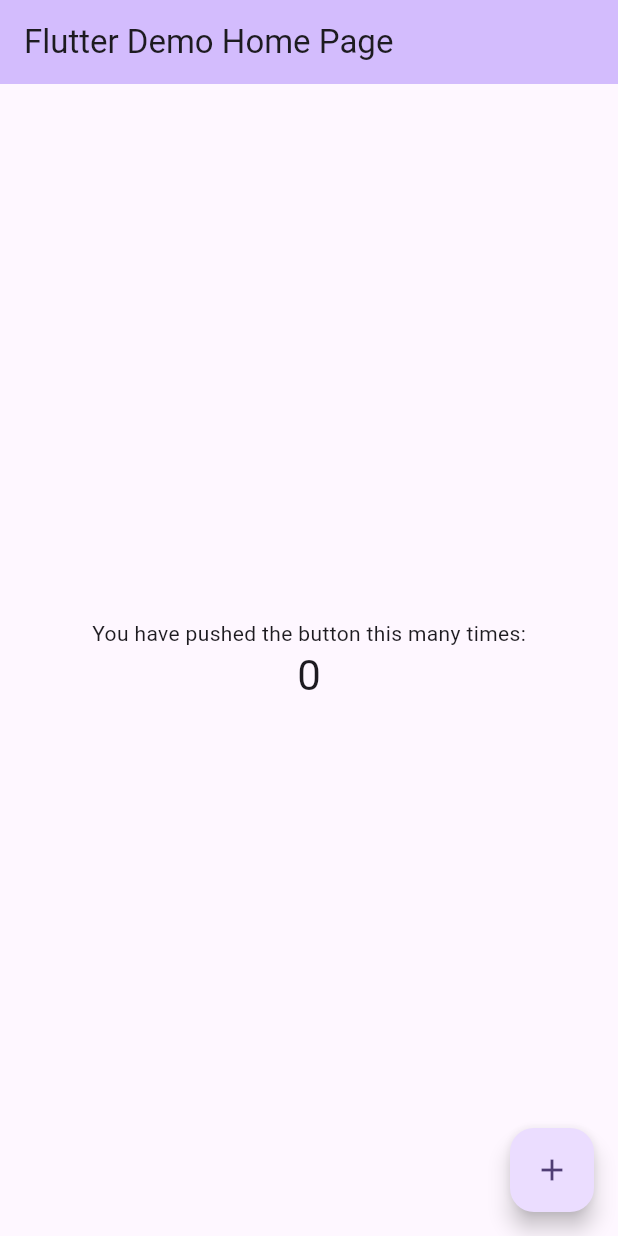
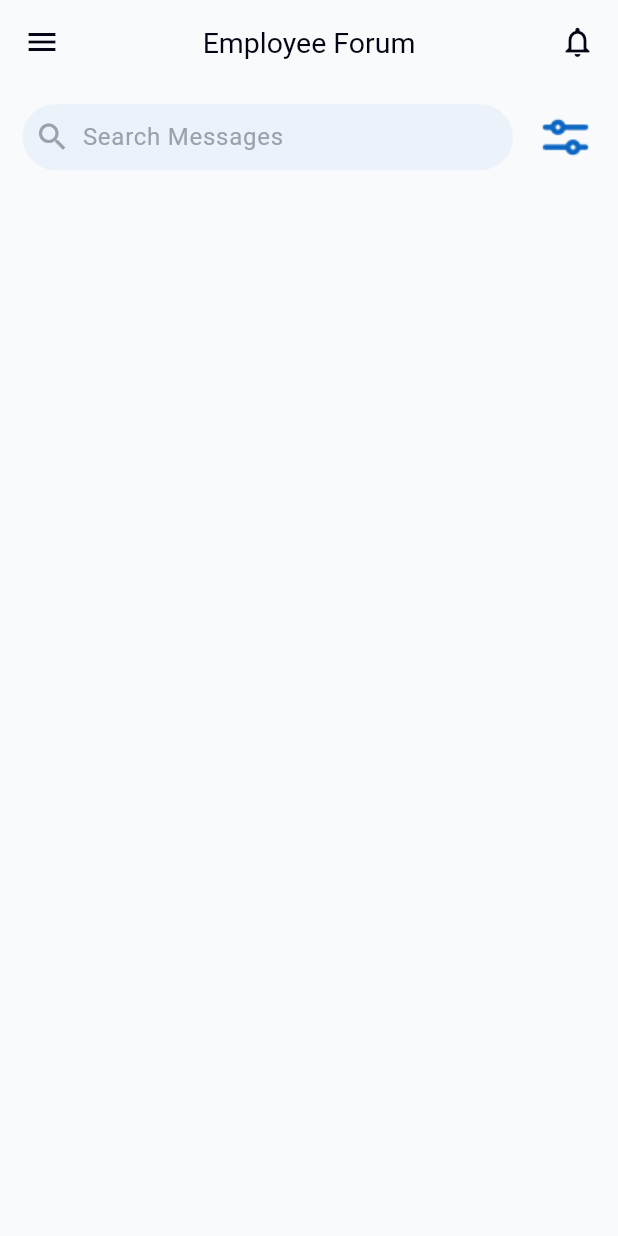
Before and after one commit to vedasjad/Employee-Forums, a Flutter app: the screen it shows after launch, on a phone screen of 412 x 824 dp. Run offline on Flutter 3.47's test engine with Material 2 defaults, Android fonts, the light colour scheme and no system bars.

Commit message:
AppBar and SearchBox Made

```diff
--- /dev/null
+++ b/lib/common/colors/colors.dart
@@ -0,0 +1,10 @@
+import 'package:flutter/material.dart';
+
+class AppColors {
+  static const Color white = Color(0xffF9FAFB);
+  static const Color grey = Color(0xffC6C4C4);
+  static const Color black = Color(0xff040415);
+  static const Color blue = Color(0xff0A66C2);
+  static const Color coldWhite = Color(0xffEBF2FA);
+  static const Color greyTextColor = Color(0xff99A2AD);
+}
--- /dev/null
+++ b/lib/common/themes/themes.dart
@@ -0,0 +1,31 @@
+import 'package:employee_forums/common/colors/colors.dart';
+import 'package:flutter/material.dart';
+
+class AppThemes {
+  static ThemeData light = ThemeData(
+    useMaterial3: true,
+    colorScheme: ColorScheme.fromSeed(seedColor: AppColors.white),
+    scaffoldBackgroundColor: AppColors.white,
+    appBarTheme: const AppBarTheme(
+      backgroundColor: AppColors.white,
+      centerTitle: true,
+      iconTheme: IconThemeData(
+        color: AppColors.black,
+      ),
+      titleTextStyle: TextStyle(
+        fontSize: 19,
+        color: AppColors.black,
+      ),
+    ),
+    searchBarTheme: const SearchBarThemeData(
+      backgroundColor: MaterialStatePropertyAll(AppColors.coldWhite),
+      textStyle: MaterialStatePropertyAll(
+        TextStyle(
+          color: AppColors.greyTextColor,
+        ),
+      ),
+      elevation: MaterialStatePropertyAll(0),
+      constraints: BoxConstraints(minHeight: 44, maxHeight: 44),
+    ),
+  );
+}
--- /dev/null
+++ b/lib/features/main/screens/main_screen.dart
@@ -0,0 +1,77 @@
+import 'package:employee_forums/common/colors/colors.dart';
+import 'package:flutter/material.dart';
+
+class MainScreen extends StatefulWidget {
+  const MainScreen({super.key});
+
+  @override
+  State<MainScreen> createState() => _MainScreenState();
+}
+
+class _MainScreenState extends State<MainScreen> {
+  @override
+  Widget build(BuildContext context) {
+    final screenHeight = MediaQuery.of(context).size.height;
+    return Scaffold(
+      appBar: AppBar(
+        leading: GestureDetector(
+          child: const Icon(
+            Icons.menu,
+          ),
+        ),
+        centerTitle: true,
+        title: const Text(
+          "Employee Forum",
+        ),
+        actions: [
+          GestureDetector(
+            child: const Padding(
+              padding: EdgeInsets.symmetric(horizontal: 15),
+              child: Icon(
+                Icons.notifications_none_outlined,
+              ),
+            ),
+          ),
+        ],
+      ),
+      body: SingleChildScrollView(
+        child: Column(
+          children: [
+            Padding(
+              padding: const EdgeInsets.symmetric(horizontal: 15),
+              child: Row(
+                mainAxisSize: MainAxisSize.max,
+                children: [
+                  const Expanded(
+                    child: SearchBar(
+                      leading: Icon(
+                        Icons.search,
+                        color: AppColors.greyTextColor,
+                      ),
+                      hintText: "Search Messages",
+                    ),
+                  ),
+                  GestureDetector(
+                    child: Padding(
+                      padding: const EdgeInsets.fromLTRB(15, 15, 0, 15),
+                      child: Image.asset(
+                        "assets/icons/filter.png",
+                      ),
+                    ),
+                  ),
+                ],
+              ),
+            ),
+            Container(
+              height: screenHeight * 0.4,
+              color: AppColors.white,
+              child: const Column(
+                children: [],
+              ),
+            )
+          ],
+        ),
+      ),
+    );
+  }
+}
--- a/lib/main.dart
+++ b/lib/main.dart
@@ -1,4 +1,7 @@
+import 'package:employee_forums/common/themes/themes.dart';
 import 'package:flutter/material.dart';
+
+import 'features/main/screens/main_screen.dart';
 
 void main() {
   runApp(const MyApp());
@@ -7,119 +10,12 @@ void main() {
 class MyApp extends StatelessWidget {
   const MyApp({super.key});
 
-  // This widget is the root of your application.
   @override
   Widget build(BuildContext context) {
     return MaterialApp(
-      title: 'Flutter Demo',
-      theme: ThemeData(
-        // This is the theme of your application.
-        //
-        // TRY THIS: Try running your application with "flutter run". You'll see
-        // the application has a blue toolbar. Then, without quitting the app,
-        // try changing the seedColor in the colorScheme below to Colors.green
-        // and then invoke "hot reload" (save your changes or press the "hot
-        // reload" button in a Flutter-supported IDE, or press "r" if you used
-        // the command line to start the app).
-        //
-        // Notice that the counter didn't reset back to zero; the application
-        // state is not lost during the reload. To reset the state, use hot
-        // restart instead.
-        //
-        // This works for code too, not just values: Most code changes can be
-        // tested with just a hot reload.
-        colorScheme: ColorScheme.fromSeed(seedColor: Colors.deepPurple),
-        useMaterial3: true,
-      ),
-      home: const MyHomePage(title: 'Flutter Demo Home Page'),
+      debugShowCheckedModeBanner: false,
+      theme: AppThemes.light,
+      home: const MainScreen(),
     );
   }
 }
-
-class MyHomePage extends StatefulWidget {
-  const MyHomePage({super.key, required this.title});
-
-  // This widget is the home page of your application. It is stateful, meaning
-  // that it has a State object (defined below) that contains fields that affect
-  // how it looks.
-
-  // This class is the configuration for the state. It holds the values (in this
-  // case the title) provided by the parent (in this case the App widget) and
-  // used by the build method of the State. Fields in a Widget subclass are
-  // always marked "final".
-
-  final String title;
-
-  @override
-  State<MyHomePage> createState() => _MyHomePageState();
-}
-
-class _MyHomePageState extends State<MyHomePage> {
-  int _counter = 0;
-
-  void _incrementCounter() {
-    setState(() {
-      // This call to setState tells the Flutter framework that something has
-      // changed in this State, which causes it to rerun the build method below
-      // so that the display can reflect the updated values. If we changed
-      // _counter without calling setState(), then the build method would not be
-      // called again, and so nothing would appear to happen.
-      _counter++;
-    });
-  }
-
-  @override
-  Widget build(BuildContext context) {
-    // This method is rerun every time setState is called, for instance as done
-    // by the _incrementCounter method above.
-    //
-    // The Flutter framework has been optimized to make rerunning build methods
-    // fast, so that you can just rebuild anything that needs updating rather
-    // than having to individually change instances of widgets.
-    return Scaffold(
-      appBar: AppBar(
-        // TRY THIS: Try changing the color here to a specific color (to
-        // Colors.amber, perhaps?) and trigger a hot reload to see the AppBar
-        // change color while the other colors stay the same.
-        backgroundColor: Theme.of(context).colorScheme.inversePrimary,
-        // Here we take the value from the MyHomePage object that was created by
-        // the App.build method, and use it to set our appbar title.
-        title: Text(widget.title),
-      ),
-      body: Center(
-        // Center is a layout widget. It takes a single child and positions it
-        // in the middle of the parent.
-        child: Column(
-          // Column is also a layout widget. It takes a list of children and
-          // arranges them vertically. By default, it sizes itself to fit its
-          // children horizontally, and tries to be as tall as its parent.
-          //
-          // Column has various properties to control how it sizes itself and
-          // how it positions its children. Here we use mainAxisAlignment to
-          // center the children vertically; the main axis here is the vertical
-          // axis because Columns are vertical (the cross axis would be
-          // horizontal).
-          //
-          // TRY THIS: Invoke "debug painting" (choose the "Toggle Debug Paint"
-          // action in the IDE, or press "p" in the console), to see the
-          // wireframe for each widget.
-          mainAxisAlignment: MainAxisAlignment.center,
-          children: <Widget>[
-            const Text(
-              'You have pushed the button this many times:',
-            ),
-            Text(
-              '$_counter',
-              style: Theme.of(context).textTheme.headlineMedium,
-            ),
-          ],
-        ),
-      ),
-      floatingActionButton: FloatingActionButton(
-        onPressed: _incrementCounter,
-        tooltip: 'Increment',
-        child: const Icon(Icons.add),
-      ), // This trailing comma makes auto-formatting nicer for build methods.
-    );
-  }
-}
--- a/pubspec.yaml
+++ b/pubspec.yaml
@@ -34,7 +34,7 @@ dependencies:
 
   # The following adds the Cupertino Icons font to your application.
   # Use with the CupertinoIcons class for iOS style icons.
-  cupertino_icons: ^1.0.2
+  cupertino_icons: ^1.0.6
 
 dev_dependencies:
   flutter_test:
@@ -59,8 +59,8 @@ flutter:
   uses-material-design: true
 
   # To add assets to your application, add an assets section, like this:
-  # assets:
-  #   - images/a_dot_burr.jpeg
+  assets:
+    - assets/icons/
   #   - images/a_dot_ham.jpeg
 
   # An image asset can refer to one or more resolution-specific "variants", see
```
Also changed, not shown: assets/icons/filter.png (added).
